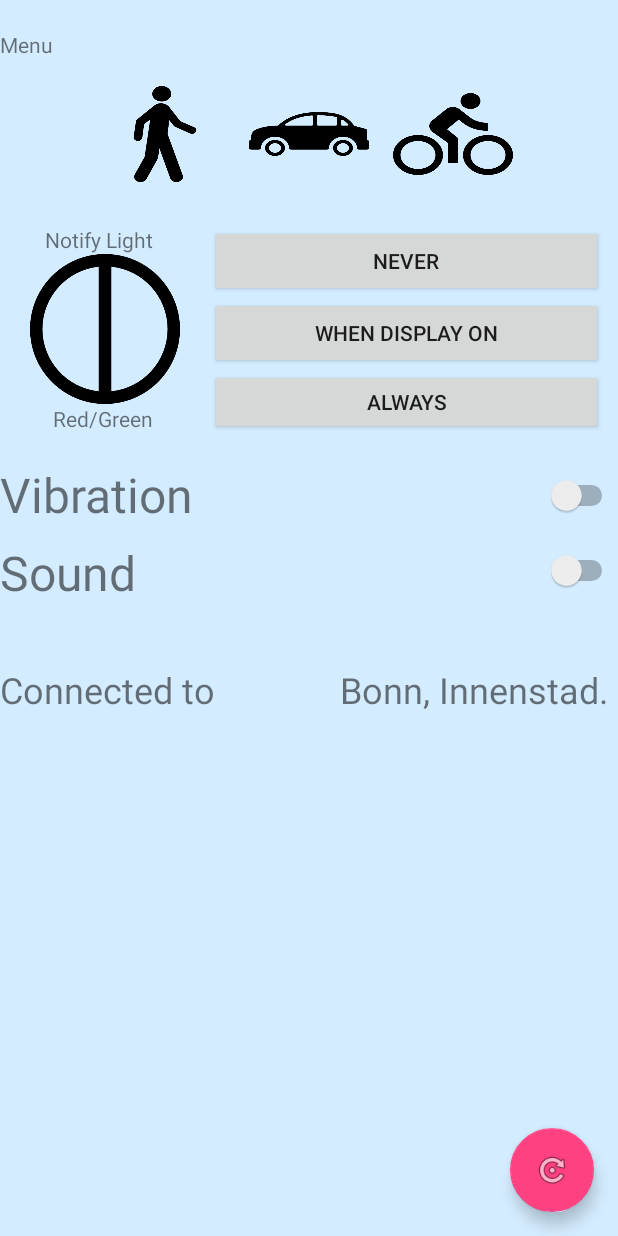
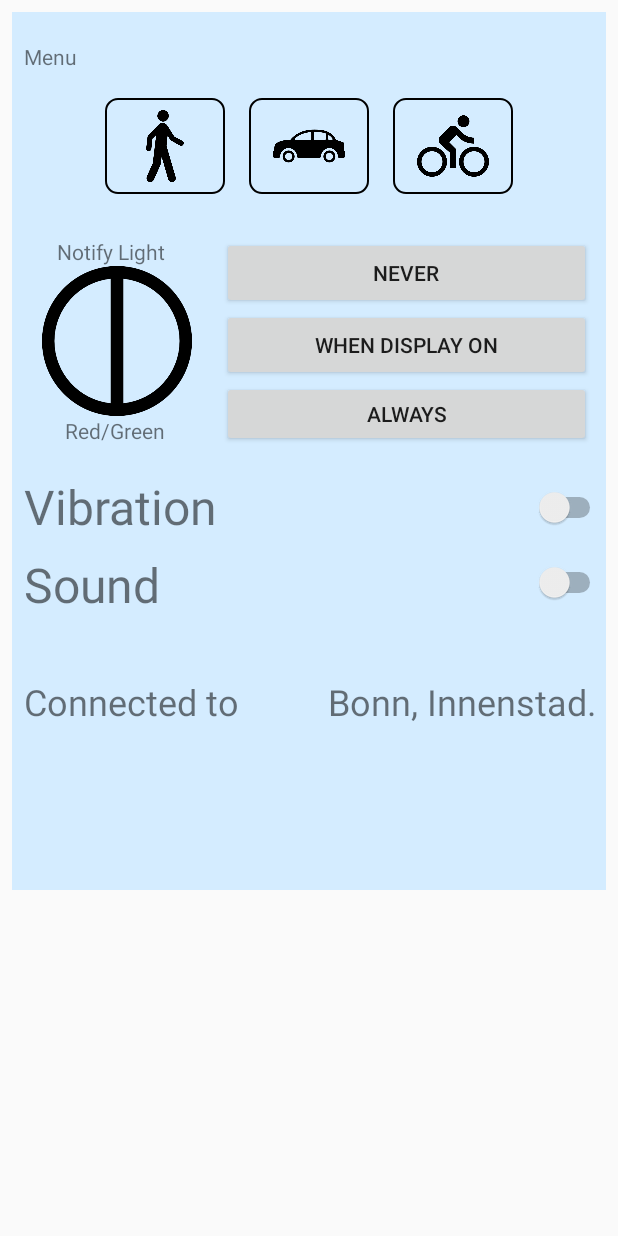
Before and after one commit to Rebstorm/dthack17, an Android app: the screen it shows after launch (MainActivity), on a phone screen of 412 x 824 dp. Run offline under Robolectric (Android 15) with nearby library versions, the phone set to English and light mode, and no system bars; libraries missing offline, so code that uses them is left out: org.altbeacon.beacon; 3 statements that could not run were skipped.

Commit message:
I will hurt you if this is not merged correctly

```diff
--- /dev/null
+++ b/smartampel/client/app/src/main/res/drawable/border.xml
@@ -0,0 +1,16 @@
+<shape xmlns:android="http://schemas.android.com/apk/res/android">
+
+    <stroke
+        android:width="1dp"
+        android:color="#000" />
+    <padding
+        android:left="1dp"
+        android:top="1dp"
+        android:right="1dp"
+        android:bottom="1dp" />
+    <corners
+        android:bottomRightRadius="8dip"
+        android:bottomLeftRadius="8dip"
+        android:topRightRadius="8dip"
+        android:topLeftRadius="8dip" />
+</shape>
--- /dev/null
+++ b/smartampel/client/app/src/main/res/drawable/pressed_selector.xml
@@ -0,0 +1,4 @@
+<selector xmlns:android="http://schemas.android.com/apk/res/android">
+    <item android:state_pressed="true" android:drawable="@drawable/border" />
+    <item android:drawable="@android:color/transparent" />
+</selector>
--- a/smartampel/client/app/src/main/res/layout/activity_main.xml
+++ b/smartampel/client/app/src/main/res/layout/activity_main.xml
@@ -16,6 +16,7 @@
     <include layout="@layout/content_main" />
 
     <android.support.design.widget.FloatingActionButton
+        android:visibility="invisible"
         android:id="@+id/fab"
         app:rippleColor="@color/colorPrimary"
         android:layout_width="wrap_content"
--- a/smartampel/client/app/src/main/res/layout/fragment_main.xml
+++ b/smartampel/client/app/src/main/res/layout/fragment_main.xml
@@ -2,10 +2,17 @@
 <RelativeLayout xmlns:android="http://schemas.android.com/apk/res/android"
     xmlns:tools="http://schemas.android.com/tools"
     android:layout_width="match_parent"
-    android:background="@color/appBg"
     android:layout_height="match_parent"
+    android:padding="8dp"
     tools:context="xlight.xlight.MainActivityFragment"
     tools:showIn="@layout/activity_main">
+
+
+    <RelativeLayout
+        android:background="@color/appBg"
+        android:layout_width="wrap_content"
+        android:layout_height="wrap_content">
+
 
         <RelativeLayout
                 android:id="@+id/buttonbar_layout"
@@ -19,6 +26,7 @@
                     android:id="@+id/menu_text"
                     android:layout_width="wrap_content"
                     android:layout_height="wrap_content"
+                    android:layout_marginLeft="8dp"
                     android:text="Menu"/>
 
             <LinearLayout
@@ -35,15 +43,19 @@
                     android:layout_width="80dp"
                     android:layout_height="match_parent"
                     android:layout_margin="8dp"
-                android:background="@drawable/pedestrian_walking" />
+                    android:background="@drawable/border"
+                    android:padding="8dp"
+                    android:src="@drawable/pedestrian_walking" />
 
                 <ImageView
                     android:id="@+id/car_image"
                     android:layout_width="80dp"
                     android:layout_height="match_parent"
                     android:layout_margin="8dp"
-                android:layout_toRightOf="@id/pedestrian_image"
-                android:background="@drawable/car" />
+                    android:src="@drawable/car"
+                    android:background="@drawable/border"
+                    android:padding="8dp"
+                    android:layout_toRightOf="@id/pedestrian_image" />
 
                 <ImageView
                     android:id="@+id/other_image"
@@ -51,7 +63,9 @@
                     android:layout_height="match_parent"
                     android:layout_margin="8dp"
                     android:layout_toRightOf="@id/car_image"
-                android:background="@drawable/bike" />
+                    android:background="@drawable/border"
+                    android:padding="8dp"
+                    android:src="@drawable/bike" />
 
 
             </LinearLayout>
@@ -148,6 +162,7 @@
                 android:layout_height="wrap_content">
 
                 <TextView
+                    android:layout_marginLeft="8dp"
                     android:id="@+id/quick_settings_vibration_textview"
                     android:layout_width="wrap_content"
                     android:layout_centerVertical="true"
@@ -168,6 +183,7 @@
                 android:layout_height="wrap_content">
 
                 <TextView
+                    android:layout_marginLeft="8dp"
                     android:id="@+id/quick_setting_sound_textview"
                     android:layout_width="wrap_content"
                     android:layout_centerVertical="true"
@@ -194,6 +210,7 @@
 
 
             <TextView
+                android:layout_marginLeft="8dp"
                 android:id="@+id/connected_text_textview"
                 android:layout_width="wrap_content"
                 android:layout_centerVertical="true"
@@ -240,3 +257,5 @@
         </RelativeLayout>
 
     </RelativeLayout>
+
+</RelativeLayout>
```
Also changed, not shown: smartampel/client/app/src/main/java/xlight/xlight/MainActivityFragment.java (+42 -18 lines). Lines whose indentation alone changed are shown as unchanged.
